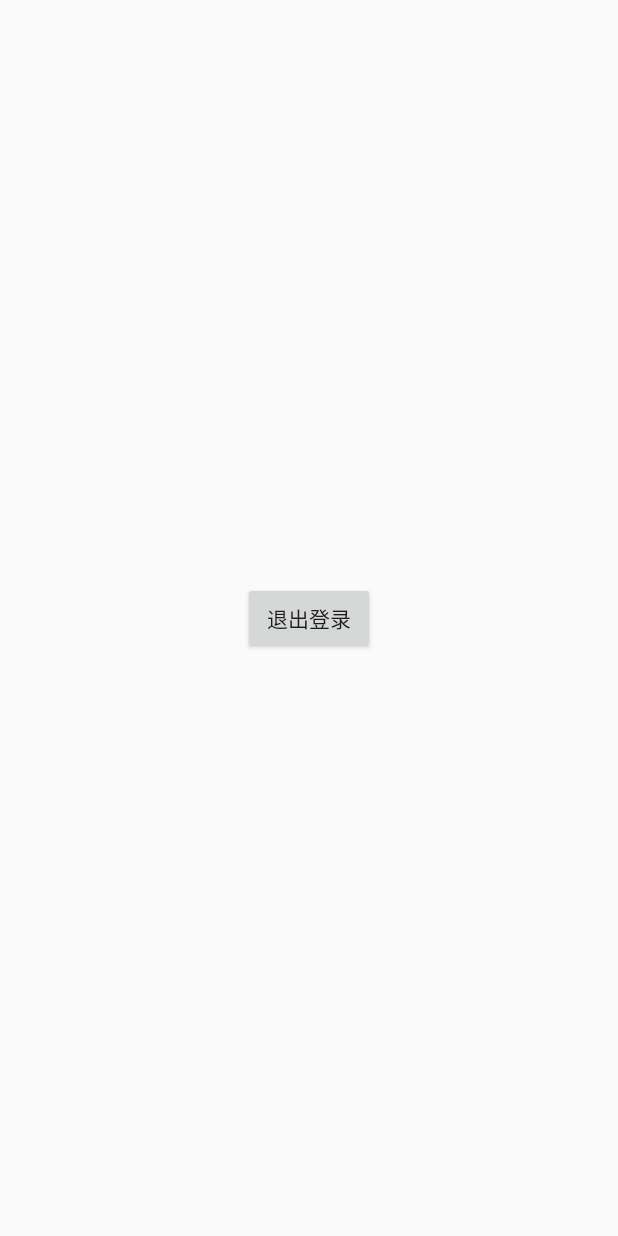
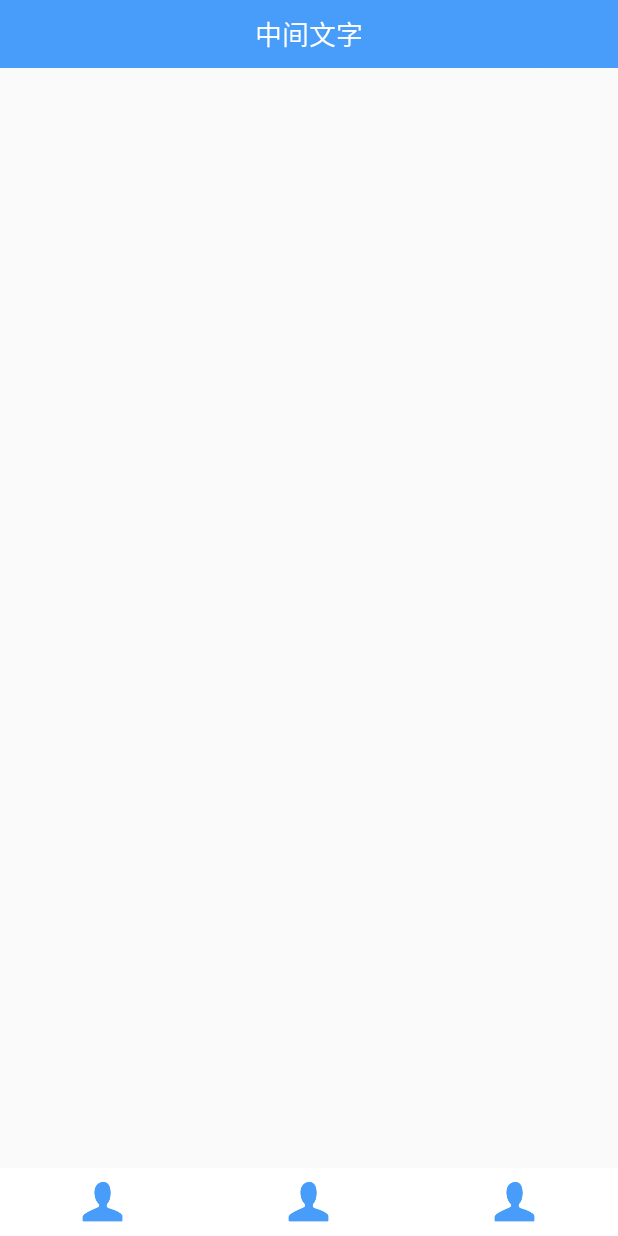
Before and after one commit to GaoZhenGit/Home, an Android app: the MainActivity screen opened directly, with no data from a screen before it, on a phone screen of 412 x 824 dp. Run offline under Robolectric (Android 15) with nearby library versions, the phone set to English and light mode, and no system bars; our stand-ins replace CircleImageView; libraries missing offline, so code that uses them is left out: com.androidquery; 1 statement that could not run was skipped.

Commit message:
main tab

```diff
--- a/app/src/main/java/com/gz/home/activity/MainActivity.java
+++ b/app/src/main/java/com/gz/home/activity/MainActivity.java
@@ -1,21 +1,38 @@
 package com.gz.home.activity;
 
 import android.content.Intent;
-import android.support.v7.app.ActionBarActivity;
-import android.os.Bundle;
+import android.support.v4.app.Fragment;
+import android.support.v4.view.PagerAdapter;
+import android.support.v4.view.ViewPager;
+import android.view.LayoutInflater;
+import android.view.View;
+import android.widget.TextView;
 
 import com.androidquery.AQuery;
 import com.gz.home.R;
+import com.gz.home.adapter.TabPagerAdapter;
+import com.gz.home.customerview.PagerTabWidget;
+import com.gz.home.fragment.FirstFragment;
+import com.gz.home.fragment.TabMeFgm;
+import com.gz.home.listener.OnTabSelectedListener;
+
+import java.util.ArrayList;
+import java.util.List;
 
 import cn.bmob.v3.BmobUser;
 
 
 public class MainActivity extends BasePageActivity {
+    private PagerTabWidget mTabWidget;
+    private PagerAdapter mPagerAdapter;
+    private ViewPager mViewPager;
     private AQuery aq;
+
+    private TabMeFgm tabMeFgm;
 
     @Override
     protected void initData() {
-
+        tabMeFgm=new TabMeFgm();
     }
 
     @Override
@@ -26,12 +43,12 @@ public class MainActivity extends BasePageActivity {
 
     @Override
     protected void initView() {
-
+        initTab();
     }
 
     @Override
     protected void setListener() {
-        aq.id(R.id.logoff).clicked(this,"aq_logoff");
+//        aq.id(R.id.logoff).clicked(this,"aq_logoff");
     }
 
     public void aq_logoff(){
@@ -40,4 +57,29 @@ public class MainActivity extends BasePageActivity {
         startActivity(new Intent(MainActivity.this,LoginActivity.class));
     }
 
+    private void initTab(){
+        mTabWidget=(PagerTabWidget)findViewById(R.id.me_tabwidget);
+        mTabWidget.setDividerInvisible();
+        mTabWidget.addTab(LayoutInflater.from(this).inflate(R.layout.tab_me, null));
+        mTabWidget.addTab(LayoutInflater.from(this).inflate(R.layout.tab_me, null));
+        mTabWidget.addTab(LayoutInflater.from(this).inflate(R.layout.tab_me, null));
+
+        List<Fragment> fragmentList=new ArrayList<>();
+        fragmentList.add(new FirstFragment());
+        fragmentList.add(new FirstFragment());
+        fragmentList.add(tabMeFgm);
+
+        mPagerAdapter=new TabPagerAdapter(getSupportFragmentManager(),fragmentList);
+        mViewPager=(ViewPager)findViewById(R.id.me_viewpager);
+        mViewPager.setAdapter(mPagerAdapter);
+
+        mTabWidget.setmViewPager(mViewPager);
+        mTabWidget.setmOnTabSelectedListener(new OnTabSelectedListener() {
+            @Override
+            public void onSelected(List<View> tabViews, int position) {
+                ShowToast(position+"");
+            }
+        });
+    }
+
 }
--- a/app/src/main/java/com/gz/home/activity/RegisterActivity.java
+++ b/app/src/main/java/com/gz/home/activity/RegisterActivity.java
@@ -84,6 +84,7 @@ public class RegisterActivity extends BasePageActivity {
             return;
         } else if(address==null||address.length()<10){
             ShowToast("出生地字数不得少于10个");
+            return;
         }
 
         User user = new User();
--- /dev/null
+++ b/app/src/main/java/com/gz/home/adapter/TabPagerAdapter.java
@@ -0,0 +1,32 @@
+package com.gz.home.adapter;
+
+import android.support.v4.app.Fragment;
+import android.support.v4.app.FragmentManager;
+import android.support.v4.app.FragmentStatePagerAdapter;
+
+import java.util.List;
+
+
+public class TabPagerAdapter extends FragmentStatePagerAdapter {
+    List<Fragment> fragments;
+
+
+    public TabPagerAdapter(FragmentManager fm, List<Fragment> fragments)
+    {
+        super(fm);
+        this.fragments = fragments ;
+    }
+
+    @Override
+    public Fragment getItem(int position)
+    {
+        return fragments.get(position);
+    }
+
+    @Override
+    public int getCount()
+    {
+        return fragments.size();
+    }
+
+}
--- /dev/null
+++ b/app/src/main/java/com/gz/home/customerview/PagerTabWidget.java
@@ -0,0 +1,99 @@
+package com.gz.home.customerview;
+
+import android.content.Context;
+import android.support.v4.view.ViewPager;
+import android.util.AttributeSet;
+import android.view.View;
+import android.widget.TabWidget;
+
+import com.gz.home.R;
+import com.gz.home.listener.OnTabSelectedListener;
+
+import java.util.ArrayList;
+import java.util.List;
+
+/**
+ * 该类可以绑定TabWidget与ViewPager
+ */
+public class PagerTabWidget extends TabWidget implements View.OnClickListener,ViewPager.OnPageChangeListener{
+    protected ViewPager mViewPager;
+    protected final List<View> tabViews  = new ArrayList<View>();
+    protected Context mContext;
+    protected OnTabSelectedListener mOnTabSelectedListener;
+
+    public void setmOnTabSelectedListener(OnTabSelectedListener mOnTabSelectedListener) {
+        this.mOnTabSelectedListener = mOnTabSelectedListener;
+    }
+
+    public PagerTabWidget(Context context) {
+        super(context);
+        init(context);
+    }
+
+    public PagerTabWidget(Context context, AttributeSet attrs) {
+        super(context, attrs);
+        init(context);
+    }
+
+    public PagerTabWidget(Context context, AttributeSet attrs, int defStyleAttr) {
+        super(context, attrs, defStyleAttr);
+        init(context);
+    }
+
+    protected void init(Context context){
+        this.mContext = context;
+        //tabViews = new ArrayList<View>();
+    }
+
+
+    public void setDividerInvisible(){
+        setDividerDrawable(R.color.no);
+    }
+
+    public ViewPager getmViewPager() {
+        return mViewPager;
+    }
+
+    public void setmViewPager(ViewPager mViewPager) {
+        this.mViewPager = mViewPager;
+        this.mViewPager.setOnPageChangeListener(this);
+        if(tabViews.size() > 0) setCurrentTab(0);
+    }
+
+    public void addTab(View view){
+        //此处需要注意先后顺序，需先addView到Layout再进行事件的绑定
+        tabViews.add(view);
+        addView(view);
+        view.setOnClickListener(this);
+    }
+
+
+    @Override
+    public void onClick(View v) {
+        if(mViewPager != null){
+            mViewPager.setCurrentItem(tabViews.indexOf(v));
+        }
+    }
+
+    @Override
+    public void onPageScrolled(int position, float positionOffset, int positionOffsetPixels) {
+    }
+
+    @Override
+    public void onPageSelected(int position) {
+
+        setCurrentTab(position);
+        mOnTabSelectedListener.onSelected(tabViews,position);
+
+    }
+
+    @Override
+    public void onPageScrollStateChanged(int state) {
+
+    }
+
+    @Override
+    public void onFocusChange(View v, boolean hasFocus) {
+        //super.onFocusChange(v, hasFocus);
+    }
+}
--- /dev/null
+++ b/app/src/main/java/com/gz/home/fragment/FirstFragment.java
@@ -0,0 +1,9 @@
+package com.gz.home.fragment;
+
+import android.support.v4.app.Fragment;
+
+/**
+ * Created by host on 2015/8/25.
+ */
+public class FirstFragment extends Fragment {
+}
--- /dev/null
+++ b/app/src/main/java/com/gz/home/fragment/TabMeFgm.java
@@ -0,0 +1,20 @@
+package com.gz.home.fragment;
+
+import android.os.Bundle;
+import android.support.v4.app.Fragment;
+import android.view.LayoutInflater;
+import android.view.View;
+import android.view.ViewGroup;
+
+import com.gz.home.R;
+
+/**
+ * Created by host on 2015/8/20.
+ */
+public class TabMeFgm extends Fragment {
+    @Override
+    public View onCreateView(LayoutInflater inflater, ViewGroup container,Bundle savedInstanceState){
+        return inflater.inflate(R.layout.fragment_tab_me,container,false);
+    }
+
+}
--- /dev/null
+++ b/app/src/main/java/com/gz/home/listener/OnTabSelectedListener.java
@@ -0,0 +1,14 @@
+package com.gz.home.listener;
+
+import android.view.View;
+
+import java.util.List;
+
+/**
+ * 该监听器用于监听选中Tab时View的变化
+ */
+public interface OnTabSelectedListener {
+
+    void onSelected(List<View> tabViews, int position);
+
+}
--- a/app/src/main/res/layout/activity_main.xml
+++ b/app/src/main/res/layout/activity_main.xml
@@ -1,14 +1,25 @@
-<RelativeLayout xmlns:android="http://schemas.android.com/apk/res/android"
+<RelativeLayout
+    xmlns:android="http://schemas.android.com/apk/res/android"
     xmlns:tools="http://schemas.android.com/tools"
     android:layout_width="match_parent"
     android:layout_height="match_parent">
-
-    <Button
-        android:id="@+id/logoff"
-        android:text="退出登录"
-        android:layout_width="wrap_content"
-        android:layout_height="wrap_content"
-        android:layout_centerVertical="true"
-        android:layout_centerHorizontal="true" />
+    <include
+        android:id="@+id/title"
+        android:layout_width="match_parent"
+        android:layout_height="@dimen/title_bar_height"
+        android:layout_alignParentTop="true"
+        layout="@layout/title_bar"/>
+    <android.support.v4.view.ViewPager
+        android:id="@+id/me_viewpager"
+        android:layout_width="match_parent"
+        android:layout_height="match_parent"
+        android:layout_below="@+id/title"
+        android:layout_above="@+id/me_tabwidget"/>
+    <com.gz.home.customerview.PagerTabWidget
+        android:id="@+id/me_tabwidget"
+        android:layout_width="match_parent"
+        android:layout_height="@dimen/title_bar_height"
+        android:background="@color/white"
+        android:layout_alignParentBottom="true"/>
 
 </RelativeLayout>
--- a/app/src/main/res/layout/activity_register.xml
+++ b/app/src/main/res/layout/activity_register.xml
@@ -145,7 +145,6 @@
                     android:layout_height="@dimen/button_height"
                     android:background="@color/defalut"
                     android:hint="出生地"
-                    android:password="true"
                     android:layout_marginLeft="2dp"
                     android:layout_toRightOf="@+id/imageView4"
                     android:layout_toEndOf="@+id/imageView4" />
--- /dev/null
+++ b/app/src/main/res/layout/tab_me.xml
@@ -0,0 +1,12 @@
+<?xml version="1.0" encoding="utf-8"?>
+<RelativeLayout
+    xmlns:android="http://schemas.android.com/apk/res/android"
+    android:layout_width="match_parent"
+    android:layout_height="match_parent">
+    <ImageView
+        android:layout_width="30dp"
+        android:layout_height="30dp"
+        android:src="@drawable/me_blue"
+        android:layout_centerInParent="true"/>
+
+</RelativeLayout>
--- a/app/src/main/res/values/attrs.xml
+++ b/app/src/main/res/values/attrs.xml
@@ -8,4 +8,9 @@
         <attr name="ci_animator_reverse" format="reference" />
         <attr name="ci_drawable" format="reference" />
     </declare-styleable>
+    <declare-styleable name="CircleImageView">
+        <attr name="border_width" format="dimension" />
+        <attr name="border_color" format="color" />
+        <attr name="round" format="dimension" />
+    </declare-styleable>
 </resources>
```
Also changed, not shown: app/src/main/java/com/gz/home/customerview/CircleImageView.java (added, +293 -0 lines), app/src/main/java/com/gz/home/fragment/SecondFragment.java (added, +9 -0 lines), app/src/main/res/layout/fragment_tab_me.xml (added, +23 -0 lines), app/src/main/res/drawable/addr.png, app/src/main/res/drawable/default_avatar.png (added), app/src/main/res/drawable/me_blue.png (added), app/src/main/res/drawable/me_grey.png (added).
